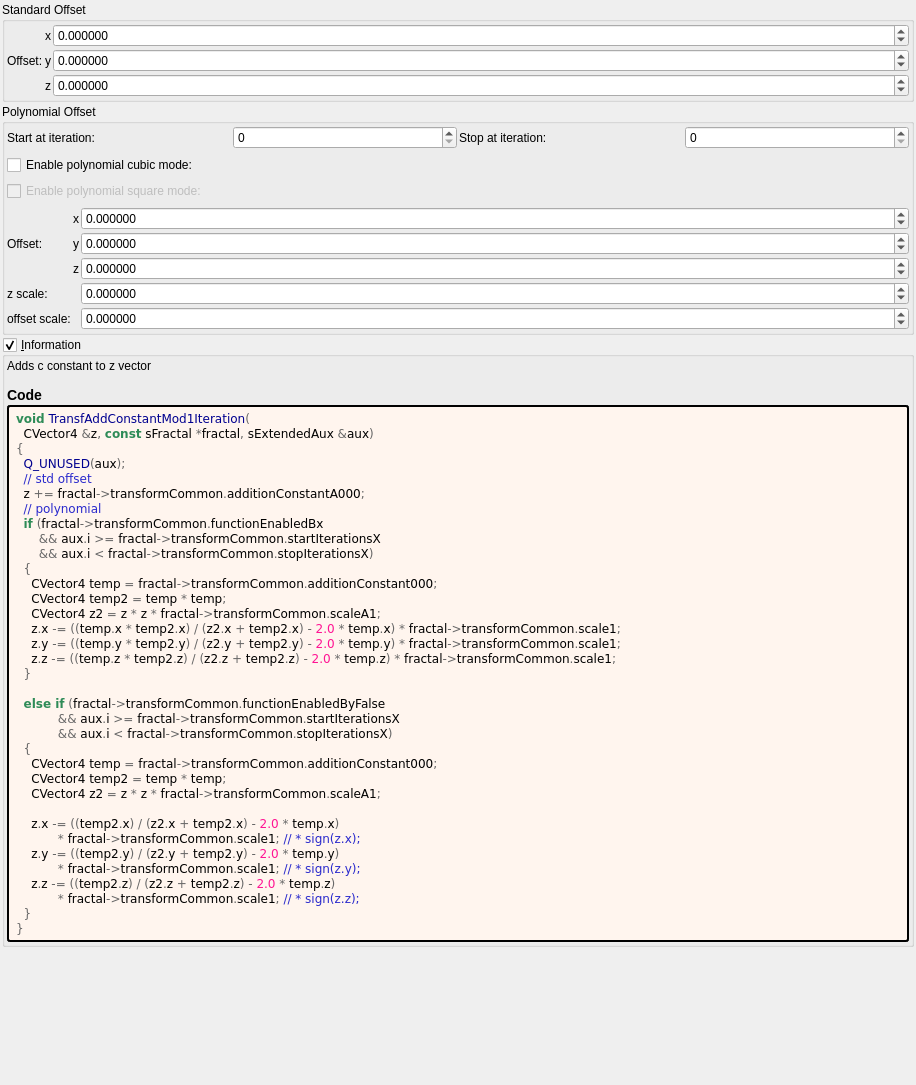
This is mandelbulber2/deploy/share/mandelbulber2/formula/ui/transf_add_constant_mod1.ui in irinox-ctrl/mandelbulber2 as Qt 5 draws it before an edit. The edited form follows.
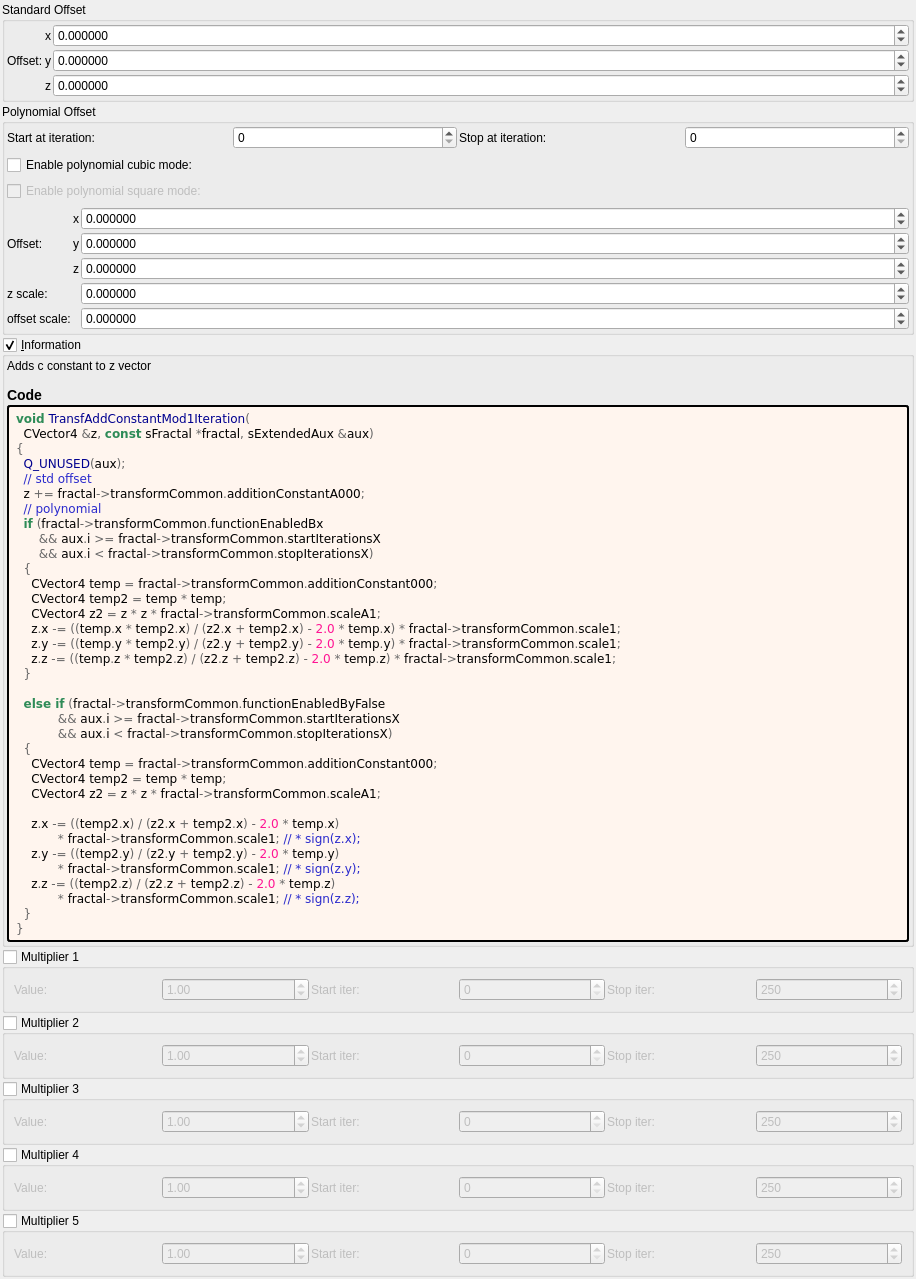
This is the edited form. Custom widgets are drawn as their Qt base class.

Commit message:
feat: add 5 general-purpose multipliers to all 1007 fractal formulas
Each multiplier has:
- Checkbox (OFF by default)
- Value spinbox (default 1.0, range -100 to 100)
- Iteration start/stop range

Logic: z *= value; DE *= |value|;

Uses existing transformCommon parameters:
- Checkboxes: functionEnabledBx/By/Bz/Bw/CzFalse
- Values: scale4/5/6/8/16
- Ranges: startIterationsB-F/stopIterationsB-F

Modified 1007 .cpp (CPU), 1006 .cl (GPU), 1023 .ui files.
Both source (formula/) and deploy (deploy/share/) copies updated.

```diff
--- a/mandelbulber2/deploy/share/mandelbulber2/formula/ui/transf_add_constant_mod1.ui
+++ b/mandelbulber2/deploy/share/mandelbulber2/formula/ui/transf_add_constant_mod1.ui
@@ -535,6 +535,192 @@
      </layout>
     </widget>
    </item>
+   <item>
+    <widget class="MyGroupBox" name="groupCheck_transf_function_enabledBx_false">
+     <property name="title"><string>Multiplier 1</string></property>
+     <property name="checkable"><bool>true</bool></property>
+     <property name="checked"><bool>false</bool></property>
+     <layout class="QGridLayout" name="gridLayout_mult1">
+      <property name="spacing"><number>2</number></property>
+      <item row="0" column="0">
+       <widget class="QLabel"><property name="text"><string>Value:</string></property></widget>
+      </item>
+      <item row="0" column="1">
+       <widget class="MyDoubleSpinBox" name="spinbox_transf_scale_4">
+        <property name="minimum"><double>-100.0</double></property><property name="maximum"><double>100.0</double></property>
+        <property name="singleStep"><double>0.01</double></property><property name="value"><double>1.0</double></property>
+       </widget>
+      </item>
+      <item row="0" column="2">
+       <widget class="QLabel"><property name="text"><string>Start iter:</string></property></widget>
+      </item>
+      <item row="0" column="3">
+       <widget class="MySpinBox" name="spinboxInt_transf_start_iterations_B">
+        <property name="minimum"><number>0</number></property><property name="maximum"><number>10000</number></property>
+        <property name="value"><number>0</number></property>
+       </widget>
+      </item>
+      <item row="0" column="4">
+       <widget class="QLabel"><property name="text"><string>Stop iter:</string></property></widget>
+      </item>
+      <item row="0" column="5">
+       <widget class="MySpinBox" name="spinboxInt_transf_stop_iterations_B">
+        <property name="minimum"><number>0</number></property><property name="maximum"><number>10000</number></property>
+        <property name="value"><number>250</number></property>
+       </widget>
+      </item>
+     </layout>
+    </widget>
+   </item>
+   <item>
+    <widget class="MyGroupBox" name="groupCheck_transf_function_enabledBy_false">
+     <property name="title"><string>Multiplier 2</string></property>
+     <property name="checkable"><bool>true</bool></property>
+     <property name="checked"><bool>false</bool></property>
+     <layout class="QGridLayout" name="gridLayout_mult2">
+      <property name="spacing"><number>2</number></property>
+      <item row="0" column="0">
+       <widget class="QLabel"><property name="text"><string>Value:</string></property></widget>
+      </item>
+      <item row="0" column="1">
+       <widget class="MyDoubleSpinBox" name="spinbox_transf_scale_5">
+        <property name="minimum"><double>-100.0</double></property><property name="maximum"><double>100.0</double></property>
+        <property name="singleStep"><double>0.01</double></property><property name="value"><double>1.0</double></property>
+       </widget>
+      </item>
+      <item row="0" column="2">
+       <widget class="QLabel"><property name="text"><string>Start iter:</string></property></widget>
+      </item>
+      <item row="0" column="3">
+       <widget class="MySpinBox" name="spinboxInt_transf_start_iterations_C">
+        <property name="minimum"><number>0</number></property><property name="maximum"><number>10000</number></property>
+        <property name="value"><number>0</number></property>
+       </widget>
+      </item>
+      <item row="0" column="4">
+       <widget class="QLabel"><property name="text"><string>Stop iter:</string></property></widget>
+      </item>
+      <item row="0" column="5">
+       <widget class="MySpinBox" name="spinboxInt_transf_stop_iterations_C">
+        <property name="minimum"><number>0</number></property><property name="maximum"><number>10000</number></property>
+        <property name="value"><number>250</number></property>
+       </widget>
+      </item>
+     </layout>
+    </widget>
+   </item>
+   <item>
+    <widget class="MyGroupBox" name="groupCheck_transf_function_enabledBz_false">
+     <property name="title"><string>Multiplier 3</string></property>
+     <property name="checkable"><bool>true</bool></property>
+     <property name="checked"><bool>false</bool></property>
+     <layout class="QGridLayout" name="gridLayout_mult3">
+      <property name="spacing"><number>2</number></property>
+      <item row="0" column="0">
+       <widget class="QLabel"><property name="text"><string>Value:</string></property></widget>
+      </item>
+      <item row="0" column="1">
+       <widget class="MyDoubleSpinBox" name="spinbox_transf_scale_6">
+        <property name="minimum"><double>-100.0</double></property><property name="maximum"><double>100.0</double></property>
+        <property name="singleStep"><double>0.01</double></property><property name="value"><double>1.0</double></property>
+       </widget>
+      </item>
+      <item row="0" column="2">
+       <widget class="QLabel"><property name="text"><string>Start iter:</string></property></widget>
+      </item>
+      <item row="0" column="3">
+       <widget class="MySpinBox" name="spinboxInt_transf_start_iterations_D">
+        <property name="minimum"><number>0</number></property><property name="maximum"><number>10000</number></property>
+        <property name="value"><number>0</number></property>
+       </widget>
+      </item>
+      <item row="0" column="4">
+       <widget class="QLabel"><property name="text"><string>Stop iter:</string></property></widget>
+      </item>
+      <item row="0" column="5">
+       <widget class="MySpinBox" name="spinboxInt_transf_stop_iterations_D">
+        <property name="minimum"><number>0</number></property><property name="maximum"><number>10000</number></property>
+        <property name="value"><number>250</number></property>
+       </widget>
+      </item>
+     </layout>
+    </widget>
+   </item>
+   <item>
+    <widget class="MyGroupBox" name="groupCheck_transf_function_enabledBw_false">
+     <property name="title"><string>Multiplier 4</string></property>
+     <property name="checkable"><bool>true</bool></property>
+     <property name="checked"><bool>false</bool></property>
+     <layout class="QGridLayout" name="gridLayout_mult4">
+      <property name="spacing"><number>2</number></property>
+      <item row="0" column="0">
+       <widget class="QLabel"><property name="text"><string>Value:</string></property></widget>
+      </item>
+      <item row="0" column="1">
+       <widget class="MyDoubleSpinBox" name="spinbox_transf_scale_8">
+        <property name="minimum"><double>-100.0</double></property><property name="maximum"><double>100.0</double></property>
+        <property name="singleStep"><double>0.01</double></property><property name="value"><double>1.0</double></property>
+       </widget>
+      </item>
+      <item row="0" column="2">
+       <widget class="QLabel"><property name="text"><string>Start iter:</string></property></widget>
+      </item>
+      <item row="0" column="3">
+       <widget class="MySpinBox" name="spinboxInt_transf_start_iterations_E">
+        <property name="minimum"><number>0</number></property><property name="maximum"><number>10000</number></property>
+        <property name="value"><number>0</number></property>
+       </widget>
+      </item>
+      <item row="0" column="4">
+       <widget class="QLabel"><property name="text"><string>Stop iter:</string></property></widget>
+      </item>
+      <item row="0" column="5">
+       <widget class="MySpinBox" name="spinboxInt_transf_stop_iterations_E">
+        <property name="minimum"><number>0</number></property><property name="maximum"><number>10000</number></property>
+        <property name="value"><number>250</number></property>
+       </widget>
+      </item>
+     </layout>
+    </widget>
+   </item>
+   <item>
+    <widget class="MyGroupBox" name="groupCheck_transf_function_enabledCz_false">
+     <property name="title"><string>Multiplier 5</string></property>
+     <property name="checkable"><bool>true</bool></property>
+     <property name="checked"><bool>false</bool></property>
+     <layout class="QGridLayout" name="gridLayout_mult5">
+      <property name="spacing"><number>2</number></property>
+      <item row="0" column="0">
+       <widget class="QLabel"><property name="text"><string>Value:</string></property></widget>
+      </item>
+      <item row="0" column="1">
+       <widget class="MyDoubleSpinBox" name="spinbox_transf_scale_16">
+        <property name="minimum"><double>-100.0</double></property><property name="maximum"><double>100.0</double></property>
+        <property name="singleStep"><double>0.01</double></property><property name="value"><double>1.0</double></property>
+       </widget>
+      </item>
+      <item row="0" column="2">
+       <widget class="QLabel"><property name="text"><string>Start iter:</string></property></widget>
+      </item>
+      <item row="0" column="3">
+       <widget class="MySpinBox" name="spinboxInt_transf_start_iterations_F">
+        <property name="minimum"><number>0</number></property><property name="maximum"><number>10000</number></property>
+        <property name="value"><number>0</number></property>
+       </widget>
+      </item>
+      <item row="0" column="4">
+       <widget class="QLabel"><property name="text"><string>Stop iter:</string></property></widget>
+      </item>
+      <item row="0" column="5">
+       <widget class="MySpinBox" name="spinboxInt_transf_stop_iterations_F">
+        <property name="minimum"><number>0</number></property><property name="maximum"><number>10000</number></property>
+        <property name="value"><number>250</number></property>
+       </widget>
+      </item>
+     </layout>
+    </widget>
+   </item>
+
    <item>
     <spacer name="verticalSpacer">
      <property name="orientation">
```
The commit also changes 3972 other files.
